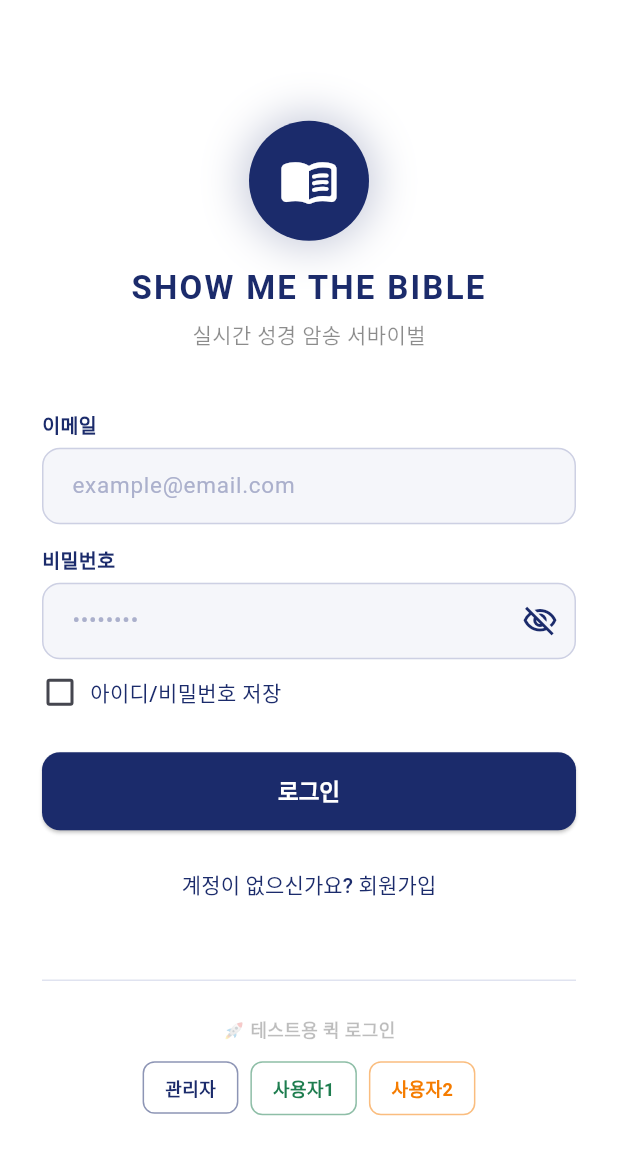
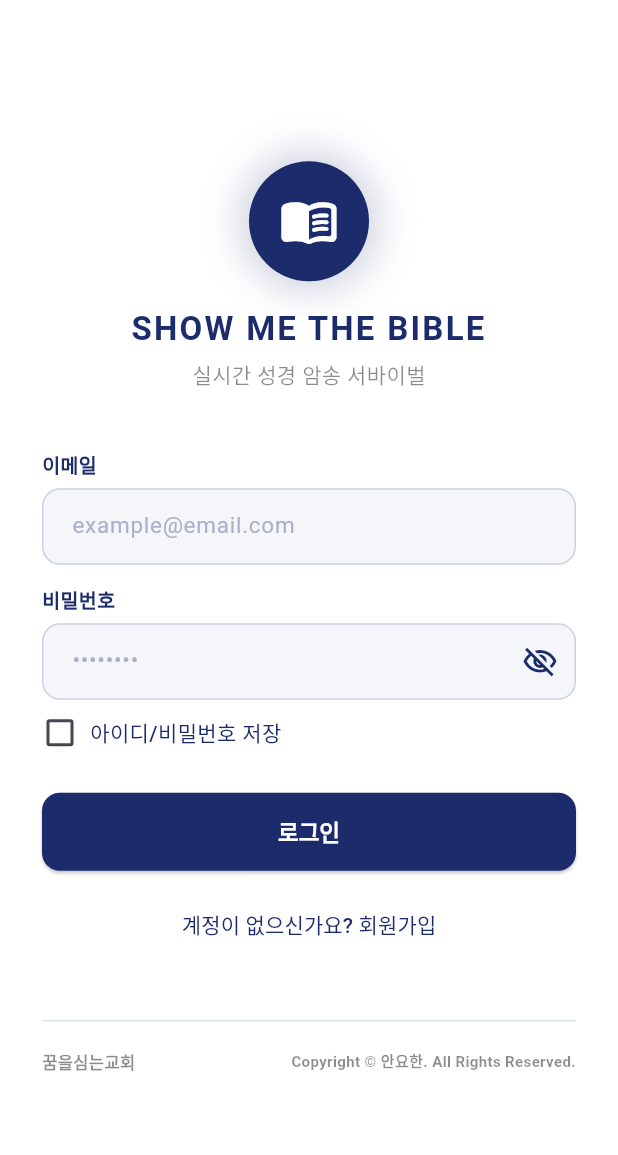
Before and after one commit to joyfulkim/SHOW_ME_THE_BIBLE, a Flutter app: the LoginScreen screen opened by its route, on a phone screen of 412 x 824 dp. Shown: the top 1155 px of the screen. Run offline on Flutter 3.47's test engine with Material 3 defaults, Android fonts, the phone set to English and light mode, and no system bars; our stand-ins replace flutter_riverpod, flutter_secure_storage, flutter_tts, gap, go_router, permission_handler and 4 more; accounts and stored records are empty; generated files the repository leaves out were written again; network calls fail.

Commit message:
Remove quick login from login screen

```diff
--- a/lib/features/auth/login_screen.dart
+++ b/lib/features/auth/login_screen.dart
@@ -1,5 +1,4 @@
 import 'package:flutter/material.dart';
-import 'package:flutter/services.dart';
 import 'package:flutter_riverpod/flutter_riverpod.dart';
 import 'package:gap/gap.dart';
 import 'package:go_router/go_router.dart';
@@ -80,6 +79,7 @@ class _LoginScreenState extends ConsumerState<LoginScreen> {
         await _storage.delete(key: 'saved_password');
         await _storage.write(key: 'remember_me', value: 'false');
       }
+      if (!mounted) return;
       context.go('/lobby');
     }
   }
@@ -187,7 +187,8 @@ class _LoginScreenState extends ConsumerState<LoginScreen> {
                         ),
                         const Gap(8),
                         GestureDetector(
-                          onTap: () => setState(() => _rememberMe = !_rememberMe),
+                          onTap: () =>
+                              setState(() => _rememberMe = !_rememberMe),
                           child: const Text(
                             '아이디/비밀번호 저장',
                             style: TextStyle(
@@ -230,35 +231,9 @@ class _LoginScreenState extends ConsumerState<LoginScreen> {
                   ),
 
                   const Gap(32),
-                  // ── 테스트용 퀵 로그인 섹션 (개발 완료 시 삭제) ──
-                  if (!_isSignUp) ...[
-                    const Divider(),
-                    const Gap(16),
-                    const Text('🚀 테스트용 퀵 로그인', style: TextStyle(color: Colors.black26, fontSize: 12, fontWeight: FontWeight.bold)),
-                    const Gap(12),
-                    Wrap(
-                      spacing: 8,
-                      runSpacing: 8,
-                      alignment: WrapAlignment.center,
-                      children: [
-                        _QuickLoginButton(
-                          label: '관리자',
-                          color: AppTheme.kNavy,
-                          onTap: () => _quickLogin('asdayh@naver.com'),
-                        ),
-                        _QuickLoginButton(
-                          label: '사용자1',
-                          color: const Color(0xFF1E7D4F),
-                          onTap: () => _quickLogin('asdayh0319@gmail.com'),
-                        ),
-                        _QuickLoginButton(
-                          label: '사용자2',
-                          color: Colors.orange.shade700,
-                          onTap: () => _quickLogin('ju2046@naver.com'),
-                        ),
-                      ],
-                    ),
-                  ],
+                  const Divider(),
+                  const Gap(12),
+                  const _LoginFooter(),
                 ],
               ),
             ),
@@ -268,19 +243,53 @@ class _LoginScreenState extends ConsumerState<LoginScreen> {
     );
   }
 
-  Future<void> _quickLogin(String email) async {
-    _emailCtrl.text = email;
-    _passwordCtrl.text = 'asdamk0319';
-    await _submit();
-  }
-
   String _formatError(String error) {
-    if (error.contains('Email not confirmed')) return '이메일 인증이 완료되지 않았습니다. 메일을 확인하거나 Supabase에서 Confirm User를 눌러주세요.';
-    if (error.contains('Invalid login credentials')) return '이메일 또는 비밀번호가 틀렸습니다';
+    if (error.contains('Email not confirmed')) {
+      return '이메일 인증이 완료되지 않았습니다. 메일을 확인하거나 Supabase에서 Confirm User를 눌러주세요.';
+    }
+    if (error.contains('Invalid login credentials')) {
+      return '이메일 또는 비밀번호가 틀렸습니다';
+    }
     if (error.contains('already registered')) return '이미 등록된 이메일입니다';
     if (error.contains('Password should')) return '비밀번호는 6자 이상이어야 합니다';
     if (error.contains('network_error')) return '네트워크 오류: 인터넷 연결을 확인하세요.';
     return '오류가 발생했습니다: $error';
+  }
+}
+
+class _LoginFooter extends StatelessWidget {
+  const _LoginFooter();
+
+  @override
+  Widget build(BuildContext context) {
+    return const Row(
+      crossAxisAlignment: CrossAxisAlignment.start,
+      children: [
+        Text(
+          '꿈을심는교회',
+          style: TextStyle(
+            color: Colors.black45,
+            fontSize: 11,
+            fontWeight: FontWeight.w700,
+          ),
+        ),
+        Gap(12),
+        Expanded(
+          child: Text(
+            'Copyright © 안요한. All Rights Reserved.',
+            textAlign: TextAlign.right,
+            maxLines: 2,
+            overflow: TextOverflow.ellipsis,
+            style: TextStyle(
+              color: Colors.black45,
+              fontSize: 10,
+              height: 1.35,
+              fontWeight: FontWeight.w600,
+            ),
+          ),
+        ),
+      ],
+    );
   }
 }
 
@@ -299,7 +308,7 @@ class _LogoSection extends StatelessWidget {
             color: AppTheme.kNavy,
             boxShadow: [
               BoxShadow(
-                color: AppTheme.kNavy.withOpacity(0.25),
+                color: AppTheme.kNavy.withValues(alpha: 0.25),
                 blurRadius: 24,
                 spreadRadius: 4,
               ),
@@ -382,41 +391,3 @@ class _NavyInputField extends StatelessWidget {
     );
   }
 }
-
-class _QuickLoginButton extends StatelessWidget {
-  const _QuickLoginButton({
-    required this.label,
-    required this.color,
-    required this.onTap,
-  });
-
-  final String label;
-  final Color color;
-  final VoidCallback onTap;
-
-  @override
-  Widget build(BuildContext context) {
-    return Material(
-      color: Colors.transparent,
-      child: InkWell(
-        onTap: onTap,
-        borderRadius: BorderRadius.circular(8),
-        child: Container(
-          padding: const EdgeInsets.symmetric(horizontal: 14, vertical: 8),
-          decoration: BoxDecoration(
-            border: Border.all(color: color.withOpacity(0.5)),
-            borderRadius: BorderRadius.circular(8),
-          ),
-          child: Text(
-            label,
-            style: TextStyle(
-              color: color,
-              fontSize: 12,
-              fontWeight: FontWeight.bold,
-            ),
-          ),
-        ),
-      ),
-    );
-  }
-}
```
